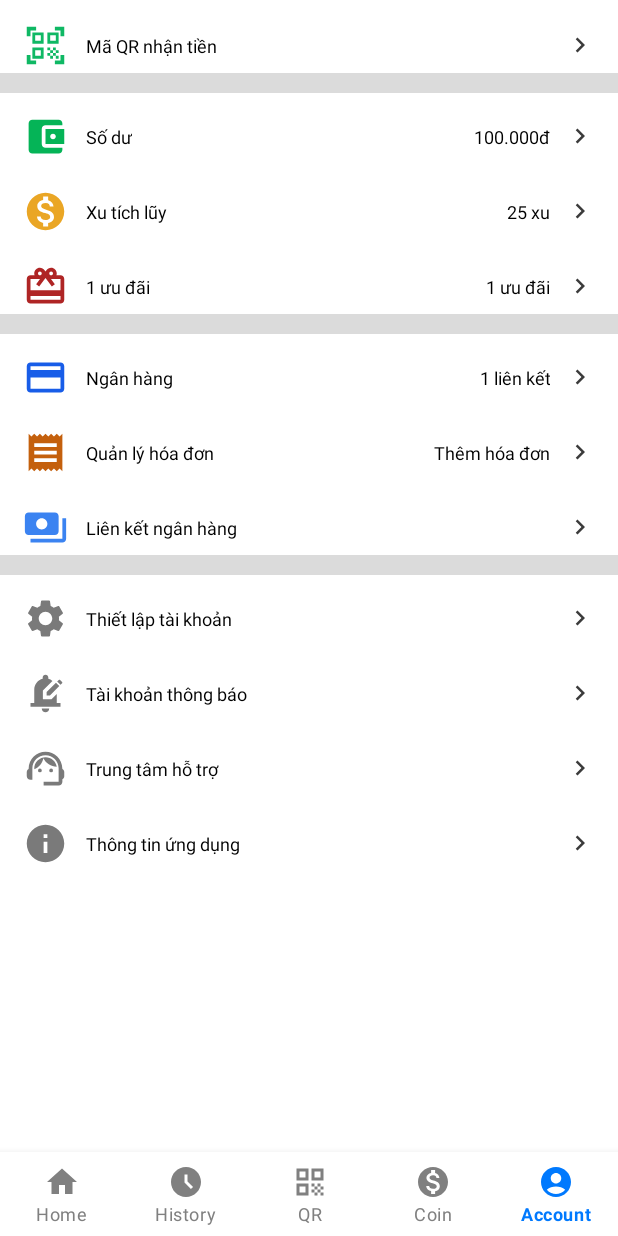
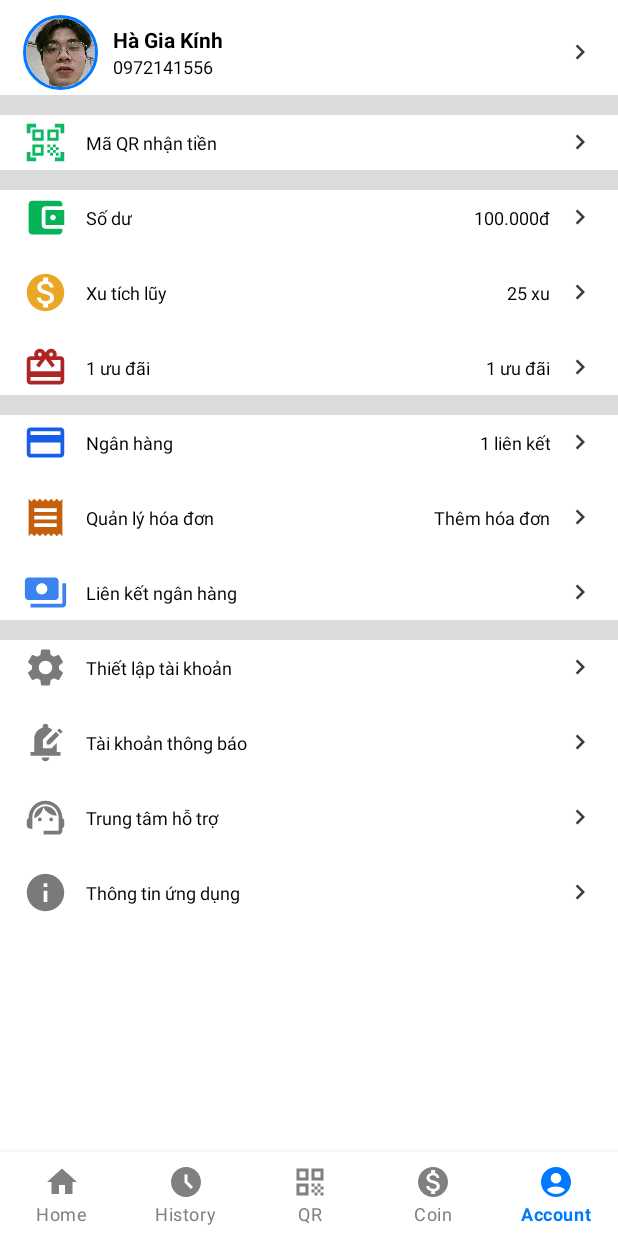
Before and after one commit to giakinh0823/fpay_android, an Android app: the screen it shows after launch (MainActivity), item 5 of the bottom bar chosen, on a phone screen of 412 x 824 dp. Run offline under Robolectric (Android 15) with nearby library versions, the phone set to English and light mode, and no system bars; our stand-ins replace CircleImageView, navigation-ui.

Commit message:
add account header fragment account

```diff
--- a/app/src/main/java/fpt/edu/pay/adepter/GroupMenuAccountAdapter.java
+++ b/app/src/main/java/fpt/edu/pay/adepter/GroupMenuAccountAdapter.java
@@ -3,6 +3,8 @@ package fpt.edu.pay.adepter;
 import android.view.LayoutInflater;
 import android.view.View;
 import android.view.ViewGroup;
+import android.widget.ImageView;
+import android.widget.TextView;
 
 import androidx.annotation.NonNull;
 import androidx.recyclerview.widget.RecyclerView;
@@ -14,29 +16,55 @@ import fpt.edu.pay.model.account.GroupMenuAccount;
 import lombok.Getter;
 import lombok.Setter;
 
-public class GroupMenuAccountAdapter extends RecyclerView.Adapter<GroupMenuAccountAdapter.GroupMenuAccountViewHolder> {
+public class GroupMenuAccountAdapter extends RecyclerView.Adapter<RecyclerView.ViewHolder> {
 
     private List<GroupMenuAccount> groupMenuAccounts;
+
+    private static final int VIEW_TYPE_ACCOUNT_HEADER = 0;
+    private static final int VIEW_TYPE_GROUP_ITEM = 1;
 
     public GroupMenuAccountAdapter(List<GroupMenuAccount> groupMenuAccounts) {
         this.groupMenuAccounts = groupMenuAccounts;
     }
 
+    @Override
+    public int getItemViewType(int position) {
+        if (position == 0) {
+            return VIEW_TYPE_ACCOUNT_HEADER;
+        } else {
+            return VIEW_TYPE_GROUP_ITEM;
+        }
+    }
+
     @NonNull
     @Override
-    public GroupMenuAccountViewHolder onCreateViewHolder(@NonNull ViewGroup parent, int viewType) {
-        View view = LayoutInflater.from(parent.getContext()).inflate(R.layout.common_item_group_recycle_view, parent, false);
-        return new GroupMenuAccountViewHolder(view);
+    public RecyclerView.ViewHolder onCreateViewHolder(@NonNull ViewGroup parent, int viewType) {
+        LayoutInflater inflater = LayoutInflater.from(parent.getContext());
+        if (viewType == VIEW_TYPE_ACCOUNT_HEADER) {
+            View itemView = inflater.inflate(R.layout.common_account_header, parent, false);
+            return new CommonAccountHeadHolder(itemView);
+        } else {
+            View itemView = inflater.inflate(R.layout.common_item_group_recycle_view, parent, false);
+            return new GroupMenuAccountViewHolder(itemView);
+        }
     }
 
     @Override
-    public void onBindViewHolder(@NonNull GroupMenuAccountViewHolder holder, int position) {
+    public void onBindViewHolder(@NonNull RecyclerView.ViewHolder holder, int position) {
         GroupMenuAccount groupMenuAccount = groupMenuAccounts.get(position);
         if (groupMenuAccount == null) {
             return;
         }
-        MenuAccountAdapter menuAccountAdapter = new MenuAccountAdapter(groupMenuAccount.getMenuAccounts());
-        holder.recyclerView.setAdapter(menuAccountAdapter);
+        if (holder instanceof CommonAccountHeadHolder) {
+            CommonAccountHeadHolder commonAccountHeadHolder = (CommonAccountHeadHolder) holder;
+            commonAccountHeadHolder.imageView.setImageResource(groupMenuAccount.getMenuAccounts().get(0).getImage());
+            commonAccountHeadHolder.fullName.setText(groupMenuAccount.getMenuAccounts().get(0).getTitle());
+            commonAccountHeadHolder.phoneNumber.setText(groupMenuAccount.getMenuAccounts().get(0).getDesc());
+        } else {
+            GroupMenuAccountViewHolder groupMenuAccountViewHolder = (GroupMenuAccountViewHolder) holder;
+            MenuAccountAdapter menuAccountAdapter = new MenuAccountAdapter(groupMenuAccount.getMenuAccounts());
+            groupMenuAccountViewHolder.recyclerView.setAdapter(menuAccountAdapter);
+        }
     }
 
     @Override
@@ -56,5 +84,52 @@ public class GroupMenuAccountAdapter extends RecyclerView.Adapter<GroupMenuAccou
             super(itemView);
                 recyclerView = itemView.findViewById(R.id.common_item_group_recycle_view);
         }
+
+        public RecyclerView getRecyclerView() {
+            return recyclerView;
+        }
+
+        public void setRecyclerView(RecyclerView recyclerView) {
+            this.recyclerView = recyclerView;
+        }
+    }
+
+    @Getter
+    @Setter
+    public static class CommonAccountHeadHolder extends RecyclerView.ViewHolder {
+        private ImageView imageView;
+        private TextView fullName;
+        private TextView phoneNumber;
+
+        public CommonAccountHeadHolder(@NonNull View itemView) {
+            super(itemView);
+            imageView = itemView.findViewById(R.id.common_account_header_avatar);
+            fullName = itemView.findViewById(R.id.common_account_header_name);
+            phoneNumber = itemView.findViewById(R.id.common_account_header_phone_number);
+        }
+
+        public ImageView getImageView() {
+            return imageView;
+        }
+
+        public void setImageView(ImageView imageView) {
+            this.imageView = imageView;
+        }
+
+        public TextView getFullName() {
+            return fullName;
+        }
+
+        public void setFullName(TextView fullName) {
+            this.fullName = fullName;
+        }
+
+        public TextView getPhoneNumber() {
+            return phoneNumber;
+        }
+
+        public void setPhoneNumber(TextView phoneNumber) {
+            this.phoneNumber = phoneNumber;
+        }
     }
 }
--- /dev/null
+++ b/app/src/main/java/fpt/edu/pay/constant/AccountConstant.java
@@ -0,0 +1,27 @@
+package fpt.edu.pay.constant;
+
+import java.util.List;
+
+import fpt.edu.pay.R;
+import fpt.edu.pay.model.account.GroupMenuAccount;
+import fpt.edu.pay.model.account.MenuAccount;
+
+public class AccountConstant {
+    public static final List<GroupMenuAccount> GROUP_MENU_ACCOUNTS = List.of(new GroupMenuAccount(List.of(
+                    new MenuAccount("Mã QR nhận tiền", "", R.drawable.ic_qr_scan)
+            )), new GroupMenuAccount(List.of(
+                    new MenuAccount("Số dư", "100.000đ", R.drawable.ic_balance),
+                    new MenuAccount("Xu tích lũy", "25 xu", R.drawable.ic_hold_coin),
+                    new MenuAccount("1 ưu đãi", "1 ưu đãi", R.drawable.ic_gift)
+            )), new GroupMenuAccount(List.of(
+                    new MenuAccount("Ngân hàng", "1 liên kết", R.drawable.ic_card),
+                    new MenuAccount("Quản lý hóa đơn", "Thêm hóa đơn", R.drawable.ic_bill),
+                    new MenuAccount("Liên kết ngân hàng", "", R.drawable.ic_linked_bank)
+            )), new GroupMenuAccount(List.of(
+                    new MenuAccount("Thiết lập tài khoản", "", R.drawable.ic_setting_account),
+                    new MenuAccount("Tài khoản thông báo", "", R.drawable.ic_setting_noti),
+                    new MenuAccount("Trung tâm hỗ trợ", "", R.drawable.ic_support),
+                    new MenuAccount("Thông tin ứng dụng", "", R.drawable.ic_info_app)
+            ))
+    );
+}
--- a/app/src/main/java/fpt/edu/pay/fragment/AccountFragment.java
+++ b/app/src/main/java/fpt/edu/pay/fragment/AccountFragment.java
@@ -11,9 +11,12 @@ import androidx.recyclerview.widget.LinearLayoutManager;
 import androidx.recyclerview.widget.RecyclerView;
 
 import java.util.List;
+import java.util.stream.Collectors;
+import java.util.stream.Stream;
 
 import fpt.edu.pay.R;
 import fpt.edu.pay.adepter.GroupMenuAccountAdapter;
+import fpt.edu.pay.constant.AccountConstant;
 import fpt.edu.pay.model.account.GroupMenuAccount;
 import fpt.edu.pay.model.account.MenuAccount;
 import fpt.edu.pay.model.recycle.VerticalSpaceItemDecoration;
@@ -83,23 +86,11 @@ public class AccountFragment extends Fragment {
 
     private void mapping(View view) {
         recyclerView = view.findViewById(R.id.recycle_view_menu_account);
-        List<GroupMenuAccount> groupMenuAccounts = List.of(new GroupMenuAccount(List.of(
-                        new MenuAccount("Mã QR nhận tiền", "", R.drawable.ic_qr_scan)
-                )), new GroupMenuAccount(List.of(
-                        new MenuAccount("Số dư", "100.000đ", R.drawable.ic_balance),
-                        new MenuAccount("Xu tích lũy", "25 xu", R.drawable.ic_hold_coin),
-                        new MenuAccount("1 ưu đãi", "1 ưu đãi", R.drawable.ic_gift)
-                )), new GroupMenuAccount(List.of(
-                        new MenuAccount("Ngân hàng", "1 liên kết", R.drawable.ic_card),
-                        new MenuAccount("Quản lý hóa đơn", "Thêm hóa đơn", R.drawable.ic_bill),
-                        new MenuAccount("Liên kết ngân hàng", "", R.drawable.ic_linked_bank)
-                )), new GroupMenuAccount(List.of(
-                        new MenuAccount("Thiết lập tài khoản", "", R.drawable.ic_setting_account),
-                        new MenuAccount("Tài khoản thông báo", "", R.drawable.ic_setting_noti),
-                        new MenuAccount("Trung tâm hỗ trợ", "", R.drawable.ic_support),
-                        new MenuAccount("Thông tin ứng dụng", "", R.drawable.ic_info_app)
-                ))
-        );
-        groupMenuAccountAdapter = new GroupMenuAccountAdapter(groupMenuAccounts);
+        groupMenuAccountAdapter = new GroupMenuAccountAdapter(Stream.concat(Stream.of(
+                        new GroupMenuAccount(List.of(
+                                new MenuAccount("Hà Gia Kính", "0972141556", R.raw.avatar)
+                        ))),
+                        AccountConstant.GROUP_MENU_ACCOUNTS.stream())
+                .collect(Collectors.toList()));
     }
 }
--- a/app/src/main/java/fpt/edu/pay/model/recycle/VerticalSpaceItemDecoration.java
+++ b/app/src/main/java/fpt/edu/pay/model/recycle/VerticalSpaceItemDecoration.java
@@ -15,15 +15,30 @@ public class VerticalSpaceItemDecoration extends RecyclerView.ItemDecoration {
     private final int dividerColor;
     private final int height;
 
+    private int verticalSpacing;
+    private int horizontalSpacing;
+
     public VerticalSpaceItemDecoration(int height, int dividerColor) {
         this.dividerColor = dividerColor;
         this.height = height;
     }
 
+    public VerticalSpaceItemDecoration(int height, int dividerColor, int verticalSpacing, int horizontalSpacing) {
+        this.dividerColor = dividerColor;
+        this.height = height;
+        this.verticalSpacing = verticalSpacing;
+        this.horizontalSpacing = horizontalSpacing;
+    }
+
     @Override
     public void getItemOffsets(@NonNull Rect outRect, @NonNull View view, @NonNull RecyclerView parent, @NonNull RecyclerView.State state) {
-        outRect.top = view.getResources().getDimensionPixelSize(R.dimen.vertical_padding);
-        outRect.bottom = view.getResources().getDimensionPixelSize(R.dimen.vertical_padding);
+        super.getItemOffsets(outRect, view, parent, state);
+        if(verticalSpacing > 0 && horizontalSpacing > 0){
+            outRect.top = verticalSpacing;
+            outRect.bottom = verticalSpacing;
+            outRect.left = horizontalSpacing;
+            outRect.right = horizontalSpacing;
+        }
     }
 
     @Override
--- a/app/src/main/res/layout/activity_user_profile.xml
+++ b/app/src/main/res/layout/activity_user_profile.xml
@@ -20,10 +20,11 @@
         android:paddingTop="15dp"
         android:paddingBottom="15dp">
 
-        <com.mikhaellopez.circularimageview.CircularImageView
+        <de.hdodenhof.circleimageview.CircleImageView
             android:layout_width="80dp"
             android:layout_height="80dp"
-            android:src="@drawable/ic_avatar" />
+            android:src="@drawable/ic_avatar"
+            tools:ignore="MissingClass" />
 
         <LinearLayout
             android:layout_width="wrap_content"
--- a/app/src/main/res/layout/common_account_header.xml
+++ b/app/src/main/res/layout/common_account_header.xml
@@ -3,7 +3,11 @@
     xmlns:tools="http://schemas.android.com/tools"
     android:layout_width="match_parent"
     android:layout_height="wrap_content"
-    xmlns:app="http://schemas.android.com/apk/res-auto">
+    xmlns:app="http://schemas.android.com/apk/res-auto"
+    android:paddingTop="10dp"
+    android:paddingBottom="10dp"
+    android:paddingStart="15dp"
+    android:paddingEnd="15dp">
 
     <de.hdodenhof.circleimageview.CircleImageView
         android:id="@+id/common_account_header_avatar"
@@ -19,8 +23,8 @@
         android:layout_centerInParent="true"
         android:layout_marginStart="10dp"
         android:layout_toEndOf="@+id/common_account_header_avatar"
-        android:orientation="vertical"
-        >
+        android:orientation="vertical">
+
         <TextView
             android:id="@+id/common_account_header_name"
             android:layout_width="wrap_content"
@@ -35,10 +39,19 @@
             android:layout_height="wrap_content"
             android:text="@string/account_phone"
             android:textColor="@color/black"
-            android:textSize="10sp"
+            android:textSize="12sp"
             android:textStyle="normal"
-            android:layout_marginTop="5dp"
             tools:ignore="SmallSp" />
 
     </LinearLayout>
+
+    <ImageView
+        android:id="@+id/common_recycle_view_icon_right"
+        android:layout_width="20dp"
+        android:layout_height="20dp"
+        android:layout_alignParentEnd="true"
+        android:layout_centerInParent="true"
+        android:contentDescription="@string/icon_item_list"
+        android:src="@drawable/icon_right_black"
+        android:textStyle="normal" />
 </RelativeLayout>
--- a/app/src/main/res/layout/fragment_account.xml
+++ b/app/src/main/res/layout/fragment_account.xml
@@ -9,7 +9,7 @@
 
     <androidx.recyclerview.widget.RecyclerView
         android:id="@+id/recycle_view_menu_account"
-        android:layout_width="wrap_content"
+        android:layout_width="match_parent"
         android:layout_height="match_parent"
         app:layoutManager="androidx.recyclerview.widget.LinearLayoutManager" />
 
```
